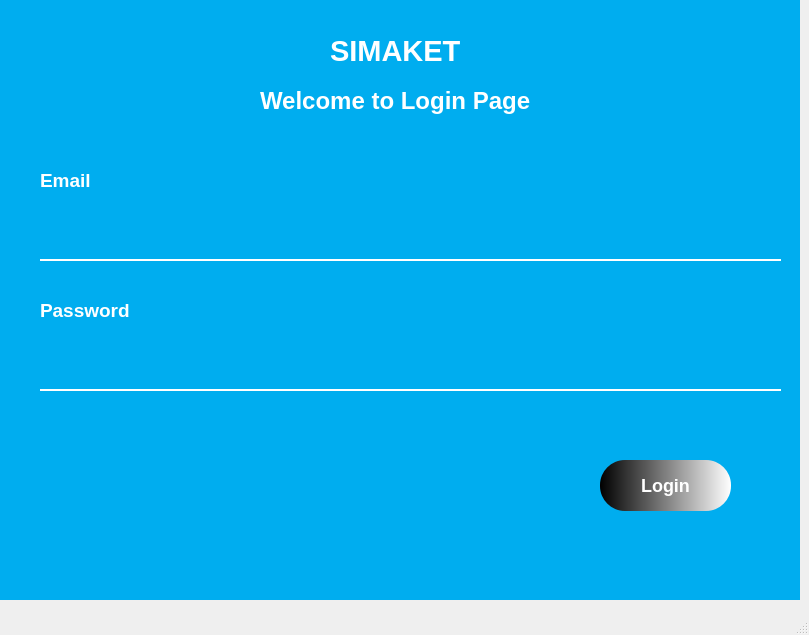
Before: the Qt Designer form ui file/loginPage.ui in andikadayu/simaket, drawn with Qt 5.
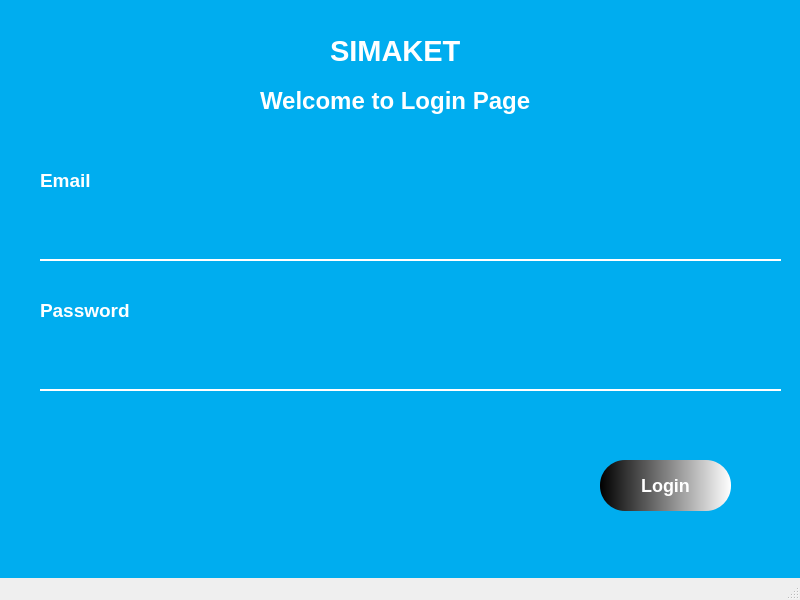
After: the same form once the commit is applied.

What changed in the file:
```diff
--- a/ui file/loginPage.ui
+++ b/ui file/loginPage.ui
@@ -6,8 +6,8 @@
    <rect>
     <x>0</x>
     <y>0</y>
-    <width>809</width>
-    <height>635</height>
+    <width>800</width>
+    <height>600</height>
    </rect>
   </property>
   <property name="minimumSize">
@@ -18,8 +18,8 @@
   </property>
   <property name="maximumSize">
    <size>
-    <width>900</width>
-    <height>700</height>
+    <width>800</width>
+    <height>600</height>
    </size>
   </property>
   <property name="windowTitle">
```
Left out of the diff: 2 changed lines with no effect on the pictures.
